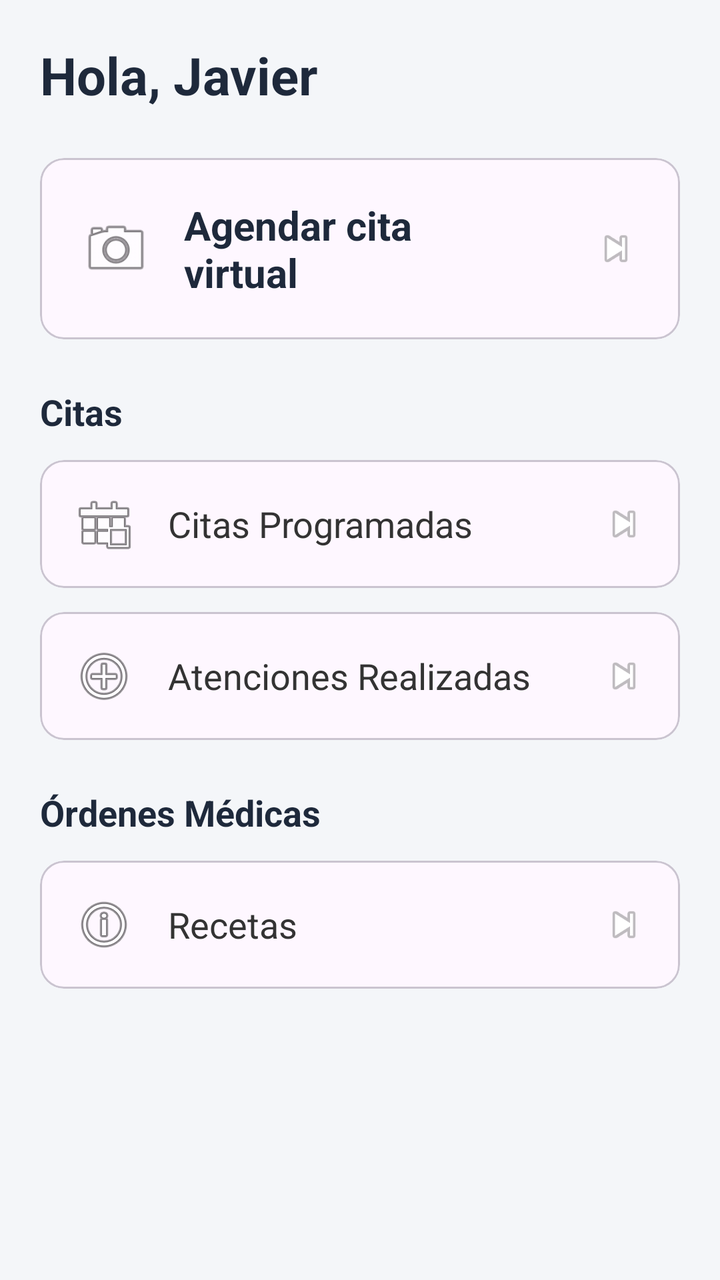
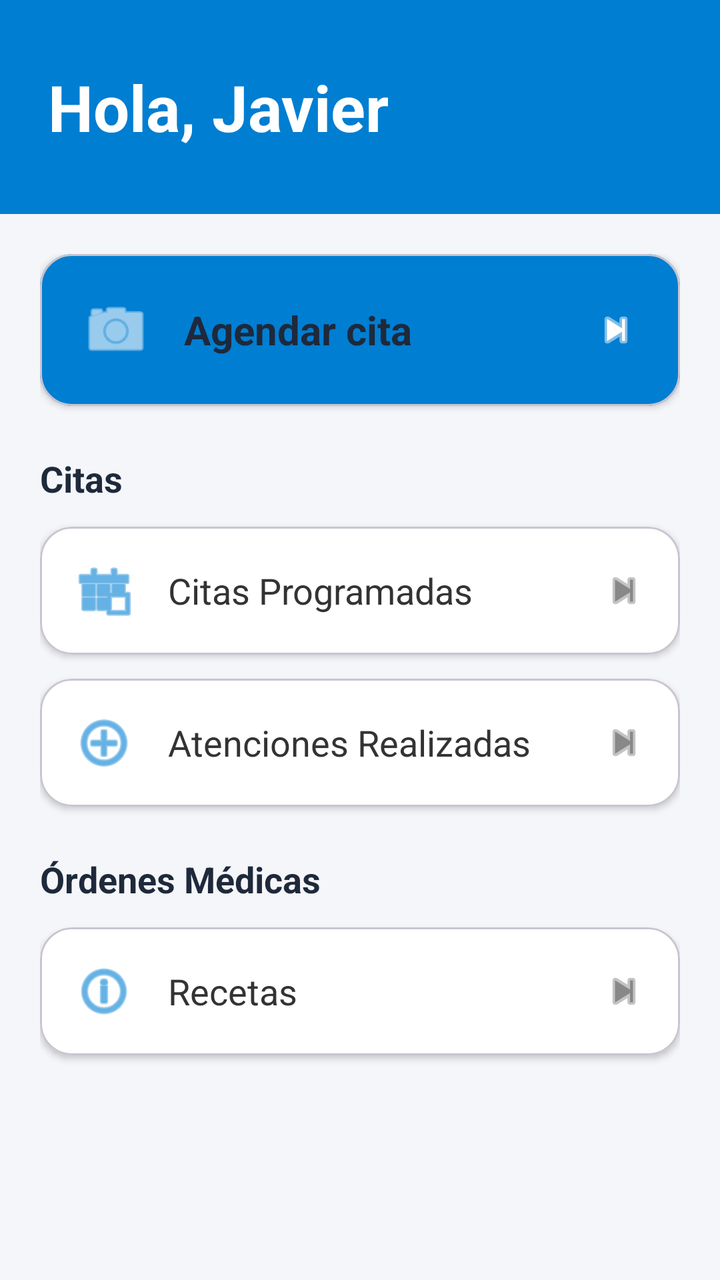

Two renders of the same Android screen: before a commit and after it. Below are the layout's source before the change and the commit's diff.
<!-- AndroidManifest.xml: application theme Theme.EsSalud -->
<!-- res/layout/activity_home.xml -->
<?xml version="1.0" encoding="utf-8"?>
<ScrollView xmlns:android="http://schemas.android.com/apk/res/android"
    xmlns:app="http://android.com"
    xmlns:tools="http://android.com"
    android:layout_width="match_parent"
    android:layout_height="match_parent"
    android:fillViewport="true"
    android:background="#F4F6F9"
    tools:context=".HomeActivity">

    <LinearLayout
        android:layout_width="match_parent"
        android:layout_height="wrap_content"
        android:orientation="vertical"
        android:padding="20dp">

        
        <TextView
            android:layout_width="wrap_content"
            android:layout_height="wrap_content"
            android:text="Hola, Javier"
            android:textColor="#1E293B"
            android:textSize="26sp"
            android:textStyle="bold"
            android:layout_marginBottom="24dp" />

        
        <com.google.android.material.card.MaterialCardView
            android:id="@+id/cardAgendarCita"
            android:layout_width="match_parent"
            android:layout_height="wrap_content"
            app:cardBackgroundColor="#007ED2"
            app:cardCornerRadius="16dp"
            app:cardElevation="2dp"
            android:layout_marginBottom="24dp"
            android:clickable="true"
            android:focusable="true">

            <LinearLayout
                android:layout_width="match_parent"
                android:layout_height="wrap_content"
                android:orientation="horizontal"
                android:padding="20dp"
                android:gravity="center_vertical">

                
                <ImageView
                    android:layout_width="36dp"
                    android:layout_height="36dp"
                    android:src="@android:drawable/ic_menu_camera"
                    app:tint="#FFFFFF"
                    tools:ignore="UseAppTint" />

                
                <TextView
                    android:layout_width="0dp"
                    android:layout_height="wrap_content"
                    android:layout_weight="1"
                    android:layout_marginStart="16dp"
                    android:text="Agendar cita\nvirtual"
                    android:textColor="#1E293B"
                    android:textSize="20sp"
                    android:textStyle="bold" />

                
                <ImageView
                    android:layout_width="24dp"
                    android:layout_height="24dp"
                    android:src="@android:drawable/ic_media_next"
                    app:tint="#FFFFFF"
                    tools:ignore="UseAppTint" />
            </LinearLayout>
        </com.google.android.material.card.MaterialCardView>

        
        <TextView
            android:layout_width="wrap_content"
            android:layout_height="wrap_content"
            android:text="Citas"
            android:textColor="#1E293B"
            android:textSize="18sp"
            android:textStyle="bold"
            android:layout_marginBottom="12dp" />

        
        <com.google.android.material.card.MaterialCardView
            android:id="@+id/cardCitasProgramadas"
            android:layout_width="match_parent"
            android:layout_height="wrap_content"
            app:cardBackgroundColor="#FFFFFF"
            app:cardCornerRadius="16dp"
            app:cardElevation="2dp"
            android:layout_marginBottom="12dp"
            android:clickable="true"
            android:focusable="true">

            <LinearLayout

                android:layout_width="match_parent"
                android:layout_height="wrap_content"
                android:orientation="horizontal"
                android:padding="16dp"
                android:gravity="center_vertical">

                <ImageView
                    android:layout_width="32dp"
                    android:layout_height="32dp"
                    android:src="@android:drawable/ic_menu_today"
                    app:tint="#007ED2"
                    tools:ignore="UseAppTint" />

                <TextView
                    android:layout_width="0dp"
                    android:layout_height="wrap_content"
                    android:layout_weight="1"
                    android:layout_marginStart="16dp"
                    android:text="Citas Programadas"
                    android:textColor="#333333"
                    android:textSize="18sp" />

                <ImageView
                    android:layout_width="24dp"
                    android:layout_height="24dp"
                    android:src="@android:drawable/ic_media_next"
                    app:tint="#888888"
                    tools:ignore="UseAppTint" />
            </LinearLayout>
        </com.google.android.material.card.MaterialCardView>

        
        <com.google.android.material.card.MaterialCardView
            android:id="@+id/cardAtenciones"
            android:layout_width="match_parent"
            android:layout_height="wrap_content"
            app:cardBackgroundColor="#FFFFFF"
            app:cardCornerRadius="16dp"
            app:cardElevation="2dp"
            android:layout_marginBottom="24dp"
            android:clickable="true"
            android:focusable="true">

            <LinearLayout
                android:layout_width="match_parent"
                android:layout_height="wrap_content"
                android:orientation="horizontal"
                android:padding="16dp"
                android:gravity="center_vertical">

                <ImageView
                    android:layout_width="32dp"
                    android:layout_height="32dp"
                    android:src="@android:drawable/ic_menu_add"
                    app:tint="#007ED2"
                    tools:ignore="UseAppTint" />

                <TextView
                    android:layout_width="0dp"
                    android:layout_height="wrap_content"
                    android:layout_weight="1"
                    android:layout_marginStart="16dp"
                    android:text="Atenciones Realizadas"
                    android:textColor="#333333"
                    android:textSize="18sp" />

                <ImageView
                    android:layout_width="24dp"
                    android:layout_height="24dp"
                    android:src="@android:drawable/ic_media_next"
                    app:tint="#888888"
                    tools:ignore="UseAppTint" />
            </LinearLayout>
        </com.google.android.material.card.MaterialCardView>

        
        <TextView
            android:layout_width="wrap_content"
            android:layout_height="wrap_content"
            android:text="Órdenes Médicas"
            android:textColor="#1E293B"
            android:textSize="18sp"
            android:textStyle="bold"
            android:layout_marginBottom="12dp" />

        
        <com.google.android.material.card.MaterialCardView
            android:id="@+id/cardRecetas"
            android:layout_width="match_parent"
            android:layout_height="wrap_content"
            app:cardBackgroundColor="#FFFFFF"
            app:cardCornerRadius="16dp"
            app:cardElevation="2dp"
            android:layout_marginBottom="12dp"
            android:clickable="true"
            android:focusable="true">

            <LinearLayout
                android:layout_width="match_parent"
                android:layout_height="wrap_content"
                android:orientation="horizontal"
                android:padding="16dp"
                android:gravity="center_vertical">

                <ImageView
                    android:layout_width="32dp"
                    android:layout_height="32dp"
                    android:src="@android:drawable/ic_menu_info_details"
                    app:tint="#007ED2"
                    tools:ignore="UseAppTint" />

                <TextView
                    android:layout_width="0dp"
                    android:layout_height="wrap_content"
                    android:layout_weight="1"
                    android:layout_marginStart="16dp"
                    android:text="Recetas"
                    android:textColor="#333333"
                    android:textSize="18sp" />

                <ImageView
                    android:layout_width="24dp"
                    android:layout_height="24dp"
                    android:src="@android:drawable/ic_media_next"
                    app:tint="#888888"
                    tools:ignore="UseAppTint" />
            </LinearLayout>
        </com.google.android.material.card.MaterialCardView>

    </LinearLayout>
</ScrollView>
<!-- resources referenced by this layout -->
<resources>
  <style name="Theme.EsSalud" parent="Base.Theme.EsSalud" />
  <style name="Base.Theme.EsSalud" parent="Theme.Material3.DayNight.NoActionBar">
          
          
      </style>
</resources>

<!-- the commit's change to res/layout/activity_home.xml (unified diff, before → after) -->
@@ -1,229 +1,244 @@
 <?xml version="1.0" encoding="utf-8"?>
-<ScrollView xmlns:android="http://schemas.android.com/apk/res/android"
-    xmlns:app="http://android.com"
-    xmlns:tools="http://android.com"
+<LinearLayout xmlns:android="http://schemas.android.com/apk/res/android"
+    xmlns:app="http://schemas.android.com/apk/res-auto"
+    xmlns:tools="http://schemas.android.com/tools"
     android:layout_width="match_parent"
     android:layout_height="match_parent"
-    android:fillViewport="true"
+    android:orientation="vertical"
     android:background="#F4F6F9"
     tools:context=".HomeActivity">
 
+    
     <LinearLayout
         android:layout_width="match_parent"
         android:layout_height="wrap_content"
+        android:background="#007ED2"
         android:orientation="vertical"
-        android:padding="20dp">
-
-        
+        android:paddingStart="24dp"
+        android:paddingEnd="24dp"
+        android:paddingTop="32dp"
+        android:paddingBottom="32dp">
+
         <TextView
             android:layout_width="wrap_content"
             android:layout_height="wrap_content"
             android:text="Hola, Javier"
-            android:textColor="#1E293B"
-            android:textSize="26sp"
-            android:textStyle="bold"
-            android:layout_marginBottom="24dp" />
-
-        
-        <com.google.android.material.card.MaterialCardView
-            android:id="@+id/cardAgendarCita"
+            android:textColor="#FFFFFF"
+            android:textSize="32sp"
+            android:textStyle="bold" />
+    </LinearLayout>
+
+    
+    <ScrollView
+        android:layout_width="match_parent"
+        android:layout_height="0dp"
+        android:layout_weight="1"
+        android:fillViewport="true">
+
+        <LinearLayout
             android:layout_width="match_parent"
             android:layout_height="wrap_content"
-            app:cardBackgroundColor="#007ED2"
-            app:cardCornerRadius="16dp"
-            app:cardElevation="2dp"
-            android:layout_marginBottom="24dp"
-            android:clickable="true"
-            android:focusable="true">
-
-            <LinearLayout
-                android:layout_width="match_parent"
-                android:layout_height="wrap_content"
-                android:orientation="horizontal"
-                android:padding="20dp"
-                android:gravity="center_vertical">
-
-                
-                <ImageView
-                    android:layout_width="36dp"
-                    android:layout_height="36dp"
-                    android:src="@android:drawable/ic_menu_camera"
-                    app:tint="#FFFFFF"
-                    tools:ignore="UseAppTint" />
-
-                
-                <TextView
-                    android:layout_width="0dp"
-                    android:layout_height="wrap_content"
-                    android:layout_weight="1"
-                    android:layout_marginStart="16dp"
-                    android:text="Agendar cita\nvirtual"
-                    android:textColor="#1E293B"
-                    android:textSize="20sp"
-                    android:textStyle="bold" />
-
-                
-                <ImageView
-                    android:layout_width="24dp"
-                    android:layout_height="24dp"
-                    android:src="@android:drawable/ic_media_next"
-                    app:tint="#FFFFFF"
-                    tools:ignore="UseAppTint" />
-            </LinearLayout>
-        </com.google.android.material.card.MaterialCardView>
-
-        
-        <TextView
-            android:layout_width="wrap_content"
-            android:layout_height="wrap_content"
-            android:text="Citas"
-            android:textColor="#1E293B"
-            android:textSize="18sp"
-            android:textStyle="bold"
-            android:layout_marginBottom="12dp" />
-
-        
-        <com.google.android.material.card.MaterialCardView
-            android:id="@+id/cardCitasProgramadas"
-            android:layout_width="match_parent"
-            android:layout_height="wrap_content"
-            app:cardBackgroundColor="#FFFFFF"
-            app:cardCornerRadius="16dp"
-            app:cardElevation="2dp"
-            android:layout_marginBottom="12dp"
-            android:clickable="true"
-            android:focusable="true">
-
-            <LinearLayout
-
-                android:layout_width="match_parent"
-                android:layout_height="wrap_content"
-                android:orientation="horizontal"
-                android:padding="16dp"
-                android:gravity="center_vertical">
-
-                <ImageView
-                    android:layout_width="32dp"
-                    android:layout_height="32dp"
-                    android:src="@android:drawable/ic_menu_today"
-                    app:tint="#007ED2"
-                    tools:ignore="UseAppTint" />
-
-                <TextView
-                    android:layout_width="0dp"
-                    android:layout_height="wrap_content"
-                    android:layout_weight="1"
-                    android:layout_marginStart="16dp"
-                    android:text="Citas Programadas"
-                    android:textColor="#333333"
-                    android:textSize="18sp" />
-
-                <ImageView
-                    android:layout_width="24dp"
-                    android:layout_height="24dp"
-                    android:src="@android:drawable/ic_media_next"
-                    app:tint="#888888"
-                    tools:ignore="UseAppTint" />
-            </LinearLayout>
-        </com.google.android.material.card.MaterialCardView>
-
-        
-        <com.google.android.material.card.MaterialCardView
-            android:id="@+id/cardAtenciones"
-            android:layout_width="match_parent"
-            android:layout_height="wrap_content"
-            app:cardBackgroundColor="#FFFFFF"
-            app:cardCornerRadius="16dp"
-            app:cardElevation="2dp"
-            android:layout_marginBottom="24dp"
-            android:clickable="true"
-            android:focusable="true">
-
-            <LinearLayout
-                android:layout_width="match_parent"
-                android:layout_height="wrap_content"
-                android:orientation="horizontal"
-                android:padding="16dp"
-                android:gravity="center_vertical">
-
-                <ImageView
-                    android:layout_width="32dp"
-                    android:layout_height="32dp"
-                    android:src="@android:drawable/ic_menu_add"
-                    app:tint="#007ED2"
-                    tools:ignore="UseAppTint" />
-
-                <TextView
-                    android:layout_width="0dp"
-                    android:layout_height="wrap_content"
-                    android:layout_weight="1"
-                    android:layout_marginStart="16dp"
-                    android:text="Atenciones Realizadas"
-                    android:textColor="#333333"
-                    android:textSize="18sp" />
-
-                <ImageView
-                    android:layout_width="24dp"
-                    android:layout_height="24dp"
-                    android:src="@android:drawable/ic_media_next"
-                    app:tint="#888888"
-                    tools:ignore="UseAppTint" />
-            </LinearLayout>
-        </com.google.android.material.card.MaterialCardView>
-
-        
-        <TextView
-            android:layout_width="wrap_content"
-            android:layout_height="wrap_content"
-            android:text="Órdenes Médicas"
-            android:textColor="#1E293B"
-            android:textSize="18sp"
-            android:textStyle="bold"
-            android:layout_marginBottom="12dp" />
-
-        
-        <com.google.android.material.card.MaterialCardView
-            android:id="@+id/cardRecetas"
-            android:layout_width="match_parent"
-            android:layout_height="wrap_content"
-            app:cardBackgroundColor="#FFFFFF"
-            app:cardCornerRadius="16dp"
-            app:cardElevation="2dp"
-            android:layout_marginBottom="12dp"
-            android:clickable="true"
-            android:focusable="true">
-
-            <LinearLayout
-                android:layout_width="match_parent"
-                android:layout_height="wrap_content"
-                android:orientation="horizontal"
-                android:padding="16dp"
-                android:gravity="center_vertical">
-
-                <ImageView
-                    android:layout_width="32dp"
-                    android:layout_height="32dp"
-                    android:src="@android:drawable/ic_menu_info_details"
-                    app:tint="#007ED2"
-                    tools:ignore="UseAppTint" />
-
-                <TextView
-                    android:layout_width="0dp"
-                    android:layout_height="wrap_content"
-                    android:layout_weight="1"
-                    android:layout_marginStart="16dp"
-                    android:text="Recetas"
-                    android:textColor="#333333"
-                    android:textSize="18sp" />
-
-                <ImageView
-                    android:layout_width="24dp"
-                    android:layout_height="24dp"
-                    android:src="@android:drawable/ic_media_next"
-                    app:tint="#888888"
-                    tools:ignore="UseAppTint" />
-            </LinearLayout>
-        </com.google.android.material.card.MaterialCardView>
-
-    </LinearLayout>
-</ScrollView>
+            android:orientation="vertical"
+            android:padding="20dp">
+
+            
+            
+            <com.google.android.material.card.MaterialCardView
+                android:id="@+id/cardAgendarCita"
+                android:layout_width="match_parent"
+                android:layout_height="wrap_content"
+                app:cardBackgroundColor="#007ED2"
+                app:cardCornerRadius="16dp"
+                app:cardElevation="2dp"
+                android:layout_marginBottom="24dp"
+                android:clickable="true"
+                android:focusable="true">
+
+                <LinearLayout
+                    android:layout_width="match_parent"
+                    android:layout_height="wrap_content"
+                    android:orientation="horizontal"
+                    android:padding="20dp"
+                    android:gravity="center_vertical">
+
+                    <ImageView
+                        android:layout_width="36dp"
+                        android:layout_height="36dp"
+                        android:src="@android:drawable/ic_menu_camera"
+                        app:tint="#FFFFFF"
+                        tools:ignore="UseAppTint" />
+
+                    <TextView
+                        android:layout_width="0dp"
+                        android:layout_height="wrap_content"
+                        android:layout_weight="1"
+                        android:layout_marginStart="16dp"
+                        android:text="Agendar cita"
+                        android:textColor="#1E293B"
+                        android:textSize="20sp"
+                        android:textStyle="bold" />
+
+                    <ImageView
+                        android:layout_width="24dp"
+                        android:layout_height="24dp"
+                        android:src="@android:drawable/ic_media_next"
+                        app:tint="#FFFFFF"
+                        tools:ignore="UseAppTint" />
+                </LinearLayout>
+            </com.google.android.material.card.MaterialCardView>
+
+            
+            <TextView
+                android:layout_width="wrap_content"
+                android:layout_height="wrap_content"
+                android:text="Citas"
+                android:textColor="#1E293B"
+                android:textSize="18sp"
+                android:textStyle="bold"
+                android:layout_marginBottom="12dp" />
+
+            
+            <com.google.android.material.card.MaterialCardView
+                android:id="@+id/cardCitasProgramadas"
+                android:layout_width="match_parent"
+                android:layout_height="wrap_content"
+                app:cardBackgroundColor="#FFFFFF"
+                app:cardCornerRadius="16dp"
+                app:cardElevation="2dp"
+                android:layout_marginBottom="12dp"
+                android:clickable="true"
+                android:focusable="true">
+
+                <LinearLayout
+                    android:layout_width="match_parent"
+                    android:layout_height="wrap_content"
+                    android:orientation="horizontal"
+                    android:padding="16dp"
+                    android:gravity="center_vertical">
+
+                    <ImageView
+                        android:layout_width="32dp"
+                        android:layout_height="32dp"
+                        android:src="@android:drawable/ic_menu_today"
+                        app:tint="#007ED2"
+                        tools:ignore="UseAppTint" />
+
+                    <TextView
+                        android:layout_width="0dp"
+                        android:layout_height="wrap_content"
+                        android:layout_weight="1"
+                        android:layout_marginStart="16dp"
+                        android:text="Citas Programadas"
+                        android:textColor="#333333"
+                        android:textSize="18sp" />
+
+                    <ImageView
+                        android:layout_width="24dp"
+                        android:layout_height="24dp"
+                        android:src="@android:drawable/ic_media_next"
+                        app:tint="#888888"
+                        tools:ignore="UseAppTint" />
+                </LinearLayout>
+            </com.google.android.material.card.MaterialCardView>
+
+            
+            <com.google.android.material.card.MaterialCardView
+                android:id="@+id/cardAtenciones"
+                android:layout_width="match_parent"
+                android:layout_height="wrap_content"
+                app:cardBackgroundColor="#FFFFFF"
+                app:cardCornerRadius="16dp"
+                app:cardElevation="2dp"
+                android:layout_marginBottom="24dp"
+                android:clickable="true"
+                android:focusable="true">
+
+                <LinearLayout
+                    android:layout_width="match_parent"
+                    android:layout_height="wrap_content"
+                    android:orientation="horizontal"
+                    android:padding="16dp"
+                    android:gravity="center_vertical">
+
+                    <ImageView
+                        android:layout_width="32dp"
+                        android:layout_height="32dp"
+                        android:src="@android:drawable/ic_menu_add"
+                        app:tint="#007ED2"
+                        tools:ignore="UseAppTint" />
+
+                    <TextView
+                        android:layout_width="0dp"
+                        android:layout_height="wrap_content"
+                        android:layout_weight="1"
+                        android:layout_marginStart="16dp"
+                        android:text="Atenciones Realizadas"
+                        android:textColor="#333333"
+                        android:textSize="18sp" />
+
+                    <ImageView
+                        android:layout_width="24dp"
+                        android:layout_height="24dp"
+                        android:src="@android:drawable/ic_media_next"
+                        app:tint="#888888"
+                        tools:ignore="UseAppTint" />
+                </LinearLayout>
+            </com.google.android.material.card.MaterialCardView>
+
+            
+            <TextView
+                android:layout_width="wrap_content"
+                android:layout_height="wrap_content"
+                android:text="Órdenes Médicas"
+                android:textColor="#1E293B"
+                android:textSize="18sp"
+                android:textStyle="bold"
+                android:layout_marginBottom="12dp" />
+
+            
+            <com.google.android.material.card.MaterialCardView
+                android:id="@+id/cardRecetas"
+                android:layout_width="match_parent"
+                android:layout_height="wrap_content"
+                app:cardBackgroundColor="#FFFFFF"
+                app:cardCornerRadius="16dp"
+                app:cardElevation="2dp"
+                android:layout_marginBottom="12dp"
+                android:clickable="true"
+                android:focusable="true">
+
+                <LinearLayout
+                    android:layout_width="match_parent"
+                    android:layout_height="wrap_content"
+                    android:orientation="horizontal"
+                    android:padding="16dp"
+                    android:gravity="center_vertical">
+
+                    <ImageView
+                        android:layout_width="32dp"
+                        android:layout_height="32dp"
+                        android:src="@android:drawable/ic_menu_info_details"
+                        app:tint="#007ED2"
+                        tools:ignore="UseAppTint" />
+
+                    <TextView
+                        android:layout_width="0dp"
+                        android:layout_height="wrap_content"
+                        android:layout_weight="1"
+                        android:layout_marginStart="16dp"
+                        android:text="Recetas"
+                        android:textColor="#333333"
+                        android:textSize="18sp" />
+
+                    <ImageView
+                        android:layout_width="24dp"
+                        android:layout_height="24dp"
+                        android:src="@android:drawable/ic_media_next"
+                        app:tint="#888888"
+                        tools:ignore="UseAppTint" />
+                </LinearLayout>
+            </com.google.android.material.card.MaterialCardView>
+
+        </LinearLayout>
+    </ScrollView>
+</LinearLayout>
